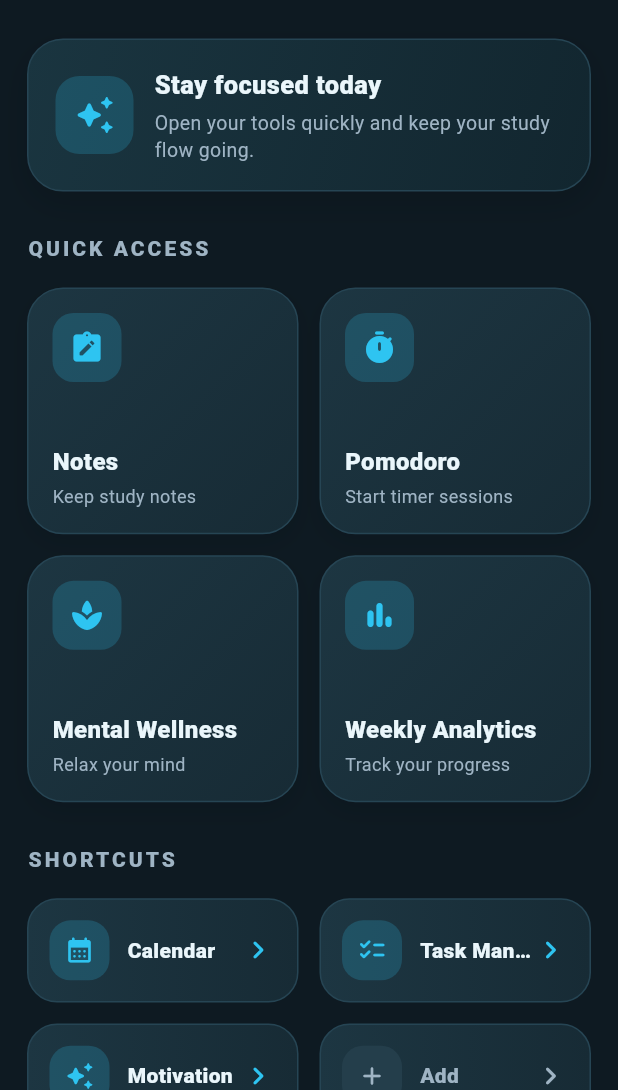
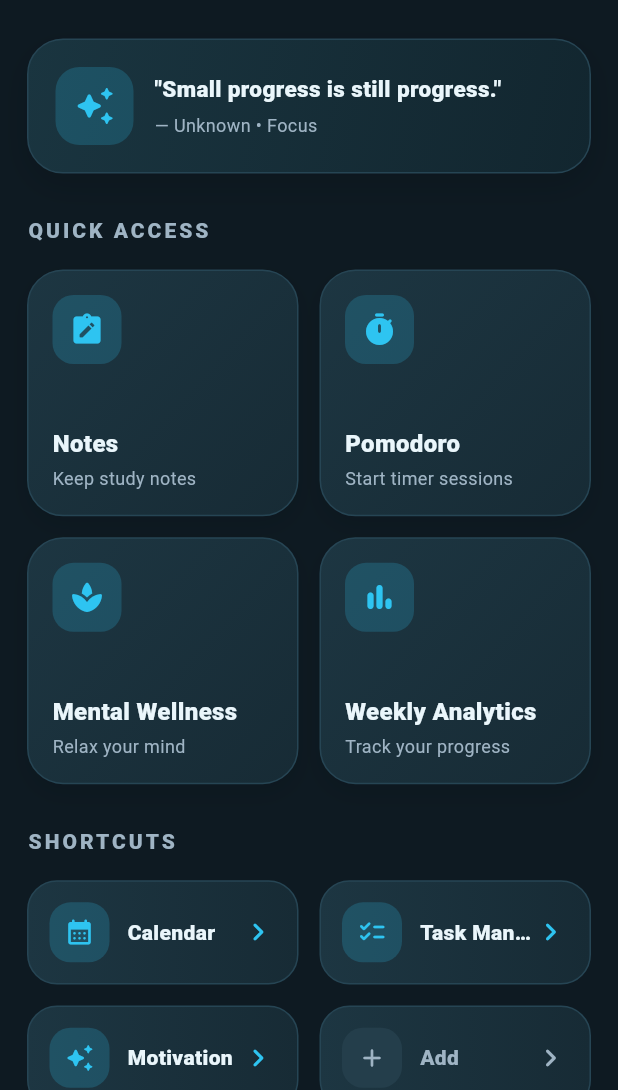
Before and after one commit to VB701k/VORA, a Flutter app: the HomeScreen screen opened directly, on a phone screen of 412 x 824 dp, the part 146-1236 px from its top. Run offline on Flutter 3.47's test engine with Material 3 defaults, Android fonts, the phone set to English and light mode, and no system bars; our stand-ins replace cloud_firestore, firebase_auth, firebase_core, firebase_messaging, firebase_storage, fl_chart and 2 more; accounts and stored records are empty; Roboto replaces fonts that are missing (Arial).

Commit message:
cleared some errors

```diff
--- a/lib/frontend/main_screens/home_screen.dart
+++ b/lib/frontend/main_screens/home_screen.dart
@@ -6,6 +6,10 @@ import 'package:vora/frontend/pages/pomodoro_tab.dart';
 import "package:vora/frontend/main_screens/notes.dart";
 import "package:vora/frontend/pages/calendar_screen.dart";
 import "package:vora/frontend/pages/weekly_analysis_screen.dart";
+
+// ✅ IMPORTANT: make sure your Quotes service file name & class match.
+// If your file is quotes_services.dart, keep it like this:
+import "package:vora/backend/services/quotes_services.dart";
 
 class HomeScreen extends StatelessWidget {
   const HomeScreen({super.key});
@@ -33,7 +37,7 @@ class HomeScreen extends StatelessWidget {
               _buildTopBar(),
               const SizedBox(height: 26),
 
-              _buildHeroCard(),
+              _buildHeroCard(), // ✅ now shows Firebase quote
               const SizedBox(height: 28),
 
               _buildSectionTitle("QUICK ACCESS"),
@@ -112,6 +116,7 @@ class HomeScreen extends StatelessWidget {
     );
   }
 
+  /// ✅ Motivation card (shows quote from Firebase)
   Widget _buildHeroCard() {
     return Container(
       width: double.infinity,
@@ -148,12 +153,19 @@ class HomeScreen extends StatelessWidget {
             ),
           ),
           const SizedBox(width: 14),
-          const Expanded(
-            child: Column(
+
+          // ✅ Quote text from Firebase (no hardcoded quote)
+          Expanded(
+            child: FutureBuilder<Map<String, dynamic>?>(
+              // ✅ This must exist in your quotes service
+              future: QuotesService.instance.getRandomQuote(),
+              builder: (context, snap) {
+                if (snap.connectionState == ConnectionState.waiting) {
+                  return const Column(
                     crossAxisAlignment: CrossAxisAlignment.start,
                     children: [
                       Text(
-                  "Stay focused today",
+                        "Loading motivation…",
                         style: TextStyle(
                           color: text,
                           fontSize: 17,
@@ -163,9 +175,72 @@ class HomeScreen extends StatelessWidget {
                       SizedBox(height: 4),
                       Text(
                         "Open your tools quickly and keep your study flow going.",
-                  style: TextStyle(color: textDim, fontSize: 13, height: 1.4),
+                        style: TextStyle(
+                          color: textDim,
+                          fontSize: 13,
+                          height: 1.4,
+                        ),
                       ),
                     ],
+                  );
+                }
+
+                final q = snap.data;
+                final quoteText = (q?['text'] ?? 'Stay consistent today ✨')
+                    .toString();
+                final author = (q?['author'] ?? 'Unknown').toString();
+                final category = (q?['category'] ?? 'Motivation').toString();
+                if (q == null) {
+                  return const Column(
+                    crossAxisAlignment: CrossAxisAlignment.start,
+                    children: [
+                      Text(
+                        "Stay consistent today ✨",
+                        style: TextStyle(
+                          color: text,
+                          fontSize: 17,
+                          fontWeight: FontWeight.w800,
+                        ),
+                      ),
+                      SizedBox(height: 4),
+                      Text(
+                        "Add some quotes in Firestore → quotes collection.",
+                        style: TextStyle(
+                          color: textDim,
+                          fontSize: 13,
+                          height: 1.4,
+                        ),
+                      ),
+                    ],
+                  );
+                }
+
+                return Column(
+                  crossAxisAlignment: CrossAxisAlignment.start,
+                  children: [
+                    Text(
+                      '"${q['text'] ?? ''}"',
+                      maxLines: 2,
+                      overflow: TextOverflow.ellipsis,
+                      style: const TextStyle(
+                        color: text,
+                        fontSize: 15,
+                        fontWeight: FontWeight.w800,
+                        height: 1.25,
+                      ),
+                    ),
+                    const SizedBox(height: 6),
+                    Text(
+                      "— ${q['author'] ?? 'Unknown'} • ${q['category'] ?? 'Motivation'}",
+                      style: const TextStyle(
+                        color: textDim,
+                        fontSize: 12,
+                        height: 1.4,
+                      ),
+                    ),
+                  ],
+                );
+              },
             ),
           ),
         ],
@@ -202,7 +277,6 @@ class HomeScreen extends StatelessWidget {
               context,
               MaterialPageRoute(builder: (_) => const StudyNotesScreen()),
             );
-            //  navigate to Notes
           },
         ),
         _QuickTile(
@@ -216,7 +290,6 @@ class HomeScreen extends StatelessWidget {
             );
           },
         ),
-
         _QuickTile(
           title: "Mental Wellness",
           subtitle: "Relax your mind",
@@ -228,7 +301,6 @@ class HomeScreen extends StatelessWidget {
             );
           },
         ),
-
         _QuickTile(
           title: "Weekly Analytics",
           subtitle: "Track your progress",
--- a/lib/main.dart
+++ b/lib/main.dart
@@ -3,13 +3,20 @@ import 'package:flutter/material.dart';
 import 'package:vora/backend/services/notification_service.dart';
 import 'package:vora/frontend/pages/login_page.dart';
 
-void main() async {
+// ✅ Add this import ONLY if you created the QuotesService file I gave you
+import 'package:vora/backend/services/quotes_services.dart';
+
+Future<void> main() async {
   WidgetsFlutterBinding.ensureInitialized();
 
-  // Initialize Firebase
+  // ✅ Initialize Firebase
   await Firebase.initializeApp();
 
-  // Initialize Notification system
+  // ✅ Seed quotes (safe: only adds if quotes collection is empty)
+  // If you don't have quotes_service.dart yet, comment this line.
+  await QuotesService.instance.seedQuotesIfEmpty();
+
+  // ✅ Initialize Notification system
   await NotificationService().init();
 
   runApp(const MyApp());
@@ -23,7 +30,6 @@ class MyApp extends StatelessWidget {
     return MaterialApp(
       debugShowCheckedModeBanner: false,
 
-      // App theme
       theme: ThemeData(
         fontFamily: 'Arial',
         scaffoldBackgroundColor: Colors.black,
@@ -34,7 +40,6 @@ class MyApp extends StatelessWidget {
         useMaterial3: true,
       ),
 
-      // First screen when app starts
       home: const LoginPage(),
     );
   }
```
Lines whose indentation alone changed are shown as unchanged.
